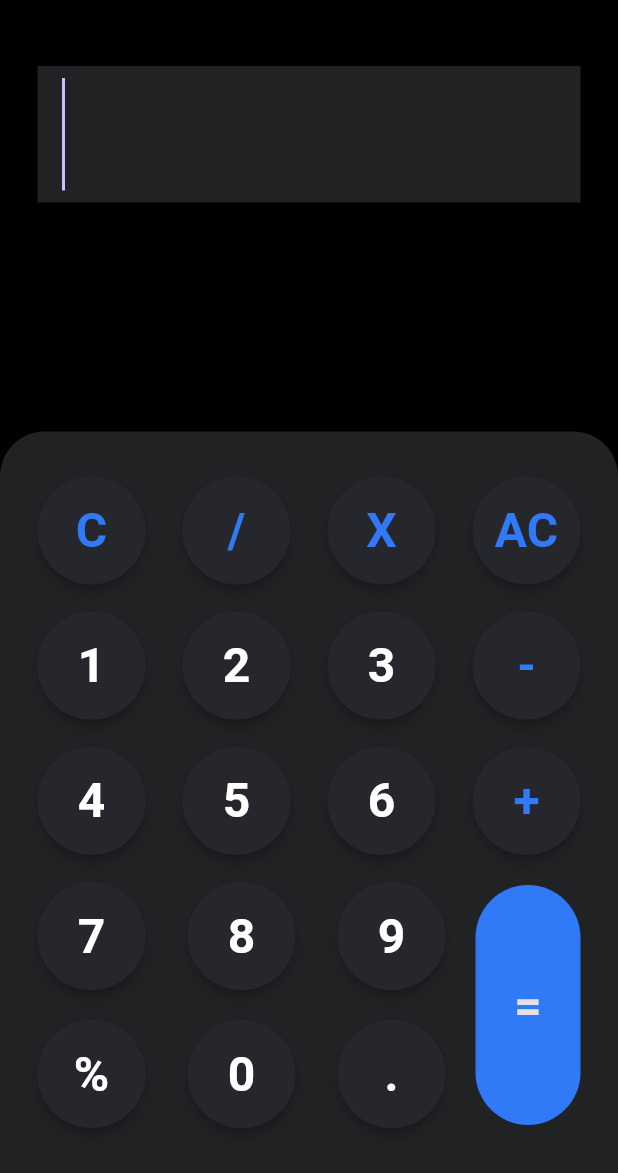
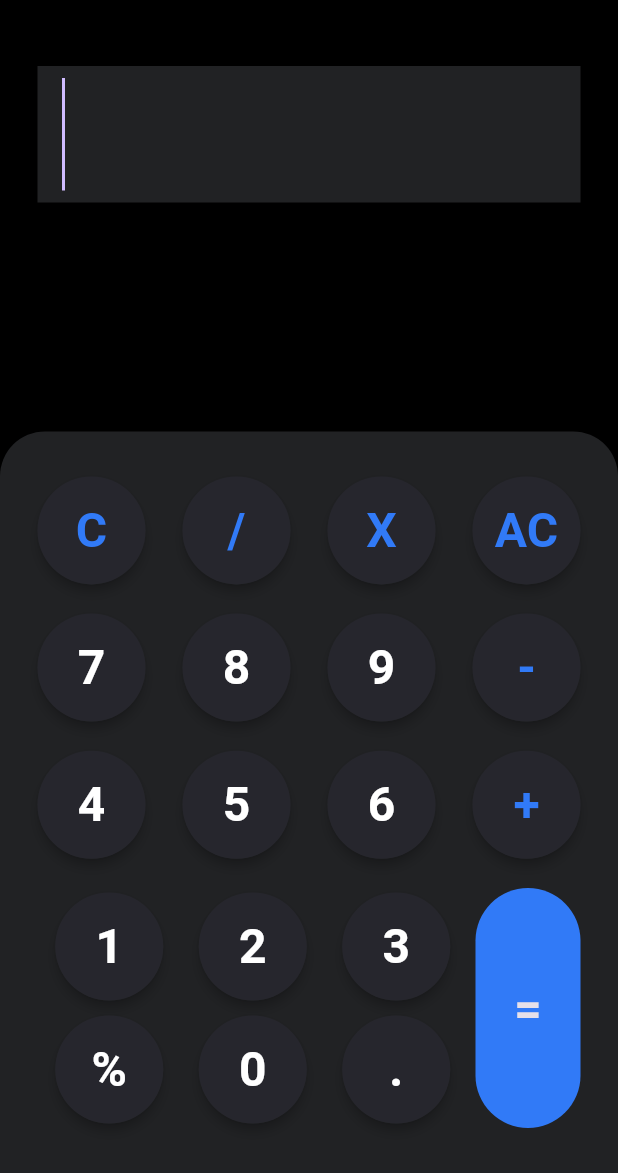
Before and after one commit to OmarHossam666/PRODIGY_AD_01, a Flutter app: the screen it shows after launch, on a phone screen of 412 x 824 dp, the part 63-1236 px from its top. Run offline on Flutter 3.47's test engine with Material 3 defaults, Android fonts, the phone set to English and light mode, and no system bars; missing offline and left inert: function_tree.

Commit message:
Fixing some bugs.

```diff
--- a/lib/provider/calculator_provider.dart
+++ b/lib/provider/calculator_provider.dart
@@ -36,6 +36,9 @@ class CalculatorProvider extends ChangeNotifier
     void compute()
     {
         String text = controller.text;
-        controller.text = text.interpret().toString();
+        if (text.isNotEmpty)
+        {
+            controller.text = text.interpret().toString();
+        }
     }
 }
--- a/lib/screens/home_screen.dart
+++ b/lib/screens/home_screen.dart
@@ -6,18 +6,21 @@ import 'package:calculator/widgets/custom_text_field.dart';
 import 'package:flutter/material.dart';
 import 'package:provider/provider.dart';
 
-class HomeScreen extends StatelessWidget {
+class HomeScreen extends StatelessWidget
+{
   const HomeScreen({super.key});
 
   @override
-  Widget build(BuildContext context) {
+  Widget build(BuildContext context)
+  {
     final screenHeight = MediaQuery.sizeOf(context).height;
     const padding = EdgeInsets.symmetric(horizontal: 25, vertical: 30);
     const decoration = BoxDecoration(
         color: AppColors.primaryColor,
         borderRadius: BorderRadius.vertical(top: Radius.circular(30)));
 
-    return Consumer<CalculatorProvider>(builder: (context, provider, _) {
+    return Consumer<CalculatorProvider>(builder: (context, provider, widget)
+    {
       return Scaffold(
         backgroundColor: Colors.black,
         appBar: AppBar(
@@ -53,29 +56,39 @@ class HomeScreen extends StatelessWidget {
                         List.generate(4, (index) => buttonList[index + 8]),
                   ),
                   Row(
+                    mainAxisAlignment: MainAxisAlignment.spaceBetween,
                     children: [
                       Expanded(
                         child: Column(
+                          mainAxisAlignment: MainAxisAlignment.spaceBetween,
                           children: [
                             Row(
-                              mainAxisAlignment: MainAxisAlignment.spaceBetween,
+                              mainAxisAlignment: MainAxisAlignment.spaceAround,
                               children: List.generate(
-                                  3, (index) => buttonList[index + 12]),
+                                3,
+                                (index) => Expanded(
+                                  child: Center(
+                                    child: buttonList[index + 12],
+                                  ),
+                                ),
+                              ),
                             ),
-                            const SizedBox(
-                              height: 20,
+                            const SizedBox(height: 10),
+                            Row(
+                              mainAxisAlignment: MainAxisAlignment.spaceAround,
+                              children: List.generate(
+                                3,
+                                (index) => Expanded(
+                                  child: Center(
+                                    child: buttonList[index + 15],
+                                  ),
+                                ),
+                              ),
                             ),
-                            Row(
-                              mainAxisAlignment: MainAxisAlignment.spaceBetween,
-                              children: List.generate(
-                                  3, (index) => buttonList[index + 15]),
-                            )
                           ],
                         ),
                       ),
-                      const SizedBox(
-                        width: 20,
-                      ),
+                      const SizedBox(width: 5),
                       const CalculateButton()
                     ],
                   )
--- a/lib/screens/widgets_data.dart
+++ b/lib/screens/widgets_data.dart
@@ -7,17 +7,17 @@ List <Widget> buttonList = const [
   Button1(label: "/" , textColor: AppColors.secondaryColor),
   Button1(label: "X" , textColor: AppColors.secondaryColor),
   Button1(label: "AC" , textColor: AppColors.secondaryColor),
-  Button1(label: "1"),
-  Button1(label: "2"),
-  Button1(label: "3"),
+  Button1(label: "7"),
+  Button1(label: "8"),
+  Button1(label: "9"),
   Button1(label: "-" , textColor: AppColors.secondaryColor),
   Button1(label: "4"),
   Button1(label: "5"),
   Button1(label: "6"),
   Button1(label: "+" , textColor: AppColors.secondaryColor),
-  Button1(label: "7"),
-  Button1(label: "8"),
-  Button1(label: "9"),
+  Button1(label: "1"),
+  Button1(label: "2"),
+  Button1(label: "3"),
   Button1(label: "%"),
   Button1(label: "0"),
   Button1(label: "."),
```
